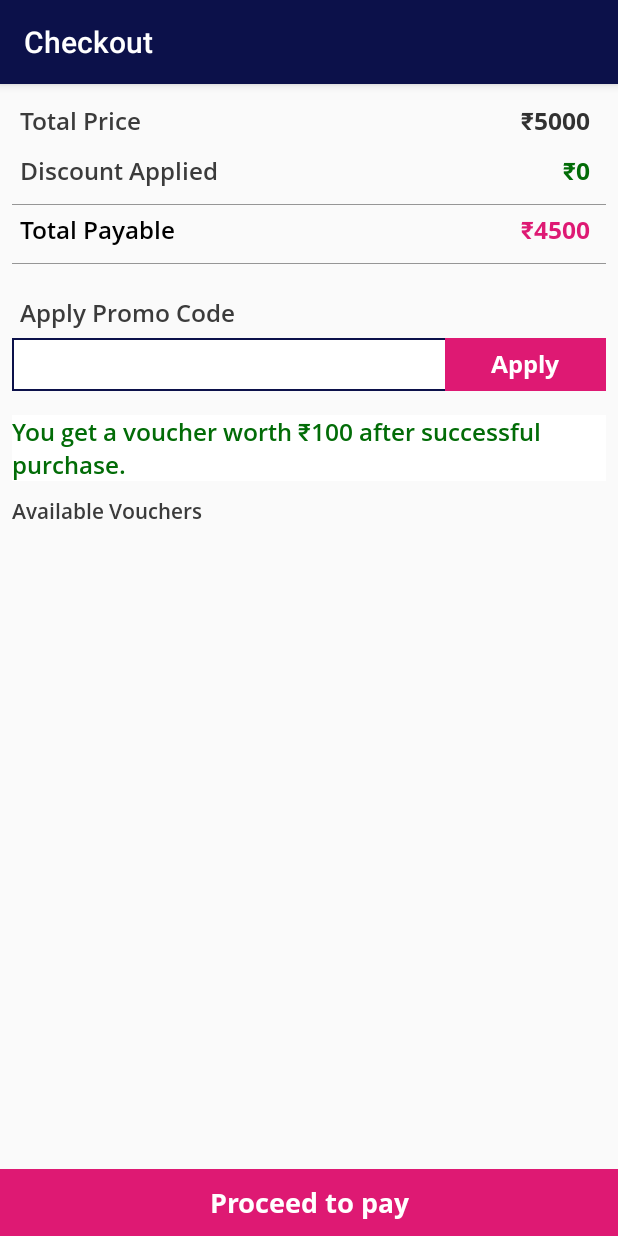
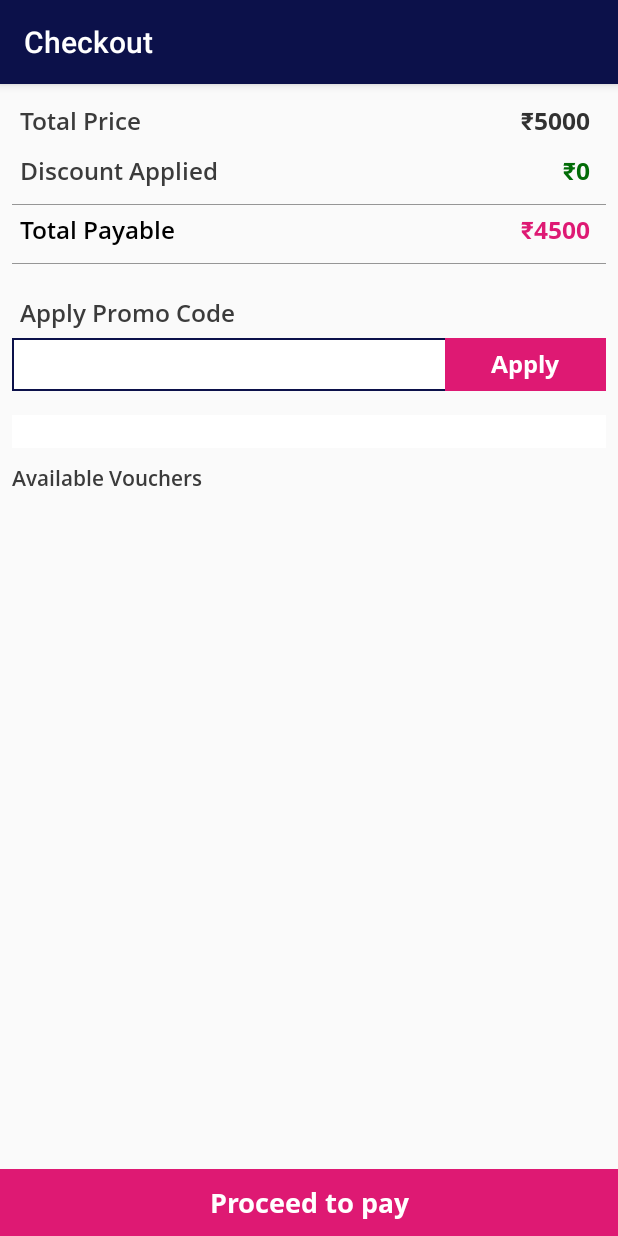
Before and after one commit to NTRsolutions/DEALSHAI-ANDROID, an Android app: the layout activity_check_out_activity.xml on its own in the app's theme, with its tools: preview values and no code run, on a phone screen of 412 x 824 dp. Run offline under Robolectric (Android 15) with nearby library versions, the phone set to English and light mode, and no system bars.

Commit message:
Last changes on 14.3.18

```diff
--- a/app/src/main/java/com/ogma/dealshaiapp/activity/MyPurchases.java
+++ b/app/src/main/java/com/ogma/dealshaiapp/activity/MyPurchases.java
@@ -100,6 +100,7 @@ public class MyPurchases extends AppCompatActivity {
                         active = jsonObject.getJSONArray("active");
                     }
                     if (active != null) {
+                        arrayList.clear();
                         for (int i = 0; i < active.length(); i++) {
                             OrderedItems orderedItems = new OrderedItems();
                             JSONObject deals = active.getJSONObject(i);
--- a/app/src/main/res/layout/activity_check_out_activity.xml
+++ b/app/src/main/res/layout/activity_check_out_activity.xml
@@ -196,8 +196,6 @@
             android:layout_marginTop="@dimen/margin_16"
             android:background="#FFFFFF"
             android:gravity="center_vertical"
-            android:text="You get a voucher worth ₹100 after successful purchase."
-            android:textColor="#026c07"
             android:textSize="@dimen/text_medium" />
 
         <com.ogma.dealshaiapp.utility.OpenSansFontSemibold
```
Also changed, not shown: app/src/main/java/com/ogma/dealshaiapp/activity/CheckOutActivity.java (+12 -3 lines).
